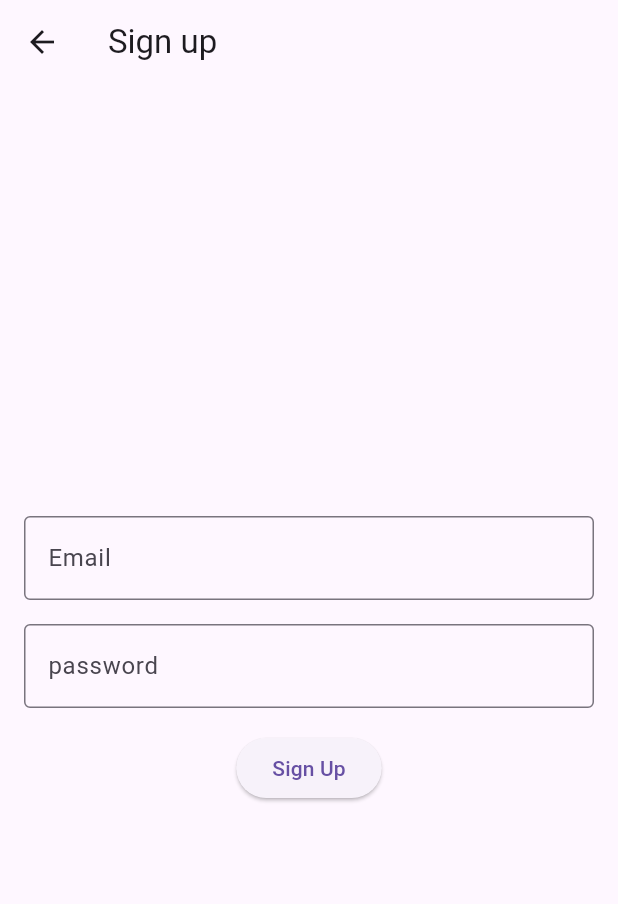
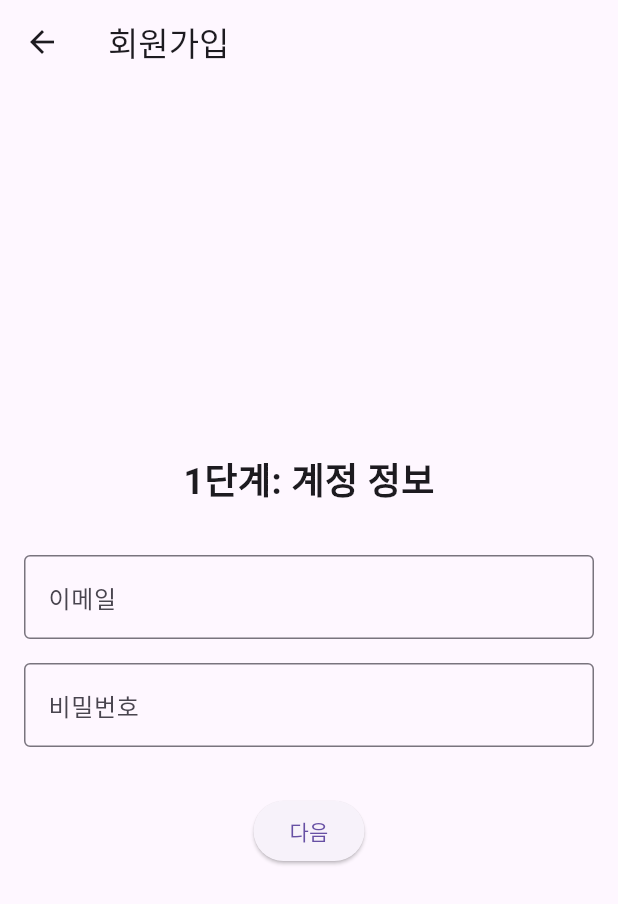
Before and after one commit to gogoJH/firebase_ex, a Flutter app: the screen it shows after launch, after a tap on "Login", after a tap on the "logout" icon, after a tap on "go to Sign Up", on a phone screen of 412 x 824 dp. Shown: the top 904 px of the screen. Run offline on Flutter 3.47's test engine with Material 3 defaults, Android fonts, the phone set to English and light mode, and no system bars; our stand-ins replace cloud_firestore, firebase_auth, firebase_core, get; accounts and stored records are empty; generated files the repository leaves out were written again; network calls fail.

Commit message:
feat. 회원가입 시 유저정보 추가.

```diff
--- a/lib/controllers/auth_controller.dart
+++ b/lib/controllers/auth_controller.dart
@@ -1,10 +1,15 @@
 import 'package:get/get.dart';
 import 'package:firebase_auth/firebase_auth.dart';
+import 'package:cloud_firestore/cloud_firestore.dart';
 
 class AuthController extends GetxController {
   final FirebaseAuth _auth = FirebaseAuth.instance;
+  final FirebaseFirestore _firestore = FirebaseFirestore.instance;
 
   Rx<User?> user = Rx<User?>(null);
+
+  // 사용자 추가 정보를 저장할 변수
+  final Rx<Map<String, dynamic>> userAdditionalInfo = Rx<Map<String, dynamic>>({});
 
   @override
   void onInit() {
@@ -15,6 +20,7 @@ class AuthController extends GetxController {
   Future<void> signIn(String email, String password) async {
     try {
       await _auth.signInWithEmailAndPassword(email: email, password: password);
+      await _loadUserInfo();
       Get.snackbar('로그인 성공', '즐거운 시간 보내슈!');
       Get.offAllNamed('/home');
     } catch (e) {
@@ -22,19 +28,90 @@ class AuthController extends GetxController {
     }
   }
 
-  Future<void> signUp(String email, String password) async {
+  Future<void> signUp({
+    required String email,
+    required String password,
+    required String name,
+    required DateTime birthDate,
+    required String phone,
+  }) async {
     try {
-      await _auth.createUserWithEmailAndPassword(
-          email: email, password: password);
+      UserCredential userCredential = await _auth.createUserWithEmailAndPassword(
+        email: email,
+        password: password,
+      );
+
+      await _firestore.collection('users').doc(userCredential.user!.uid).set({
+        'name': name,
+        'birthDate': Timestamp.fromDate(birthDate),
+        'phone': phone,
+        'email': email,
+        'createdAt': FieldValue.serverTimestamp(),
+      });
+
       Get.snackbar('가입 성공', '로그인 해보슈');
+      Get.offAllNamed('/login');
+    } on FirebaseAuthException catch (e) {
+      if (e.code == 'email-already-in-use') {
+        Get.snackbar(
+          '회원가입 실패',
+          '이미 사용 중인 이메일입니다. 다른 이메일을 사용해주세요.',
+          duration: const Duration(seconds: 3),
+          backgroundColor: Colors.red.withOpacity(0.2),
+        );
+      } else if (e.code == 'weak-password') {
+        Get.snackbar(
+          '회원가입 실패',
+          '비밀번호가 너무 약합니다. 더 강력한 비밀번호를 사용해주세요.',
+          duration: const Duration(seconds: 3),
+          backgroundColor: Colors.red.withOpacity(0.2),
+        );
+      } else if (e.code == 'invalid-email') {
+        Get.snackbar(
+          '회원가입 실패',
+          '유효하지 않은 이메일 형식입니다.',
+          duration: const Duration(seconds: 3),
+          backgroundColor: Colors.red.withOpacity(0.2),
+        );
+      } else {
+        Get.snackbar(
+          '회원가입 실패',
+          '회원가입 중 오류가 발생했습니다.',
+          duration: const Duration(seconds: 3),
+          backgroundColor: Colors.red.withOpacity(0.2),
+        );
+      }
+      print('회원가입 실패: ${e.code}');
     } catch (e) {
-      Get.snackbar('아차차!', '가입 실패했네유');
+      Get.snackbar(
+        '오류',
+        '알 수 없는 오류가 발생했습니다.',
+        duration: const Duration(seconds: 3),
+        backgroundColor: Colors.red.withOpacity(0.2),
+      );
+      print('기타 오류: $e');
+    }
+  }
+
+  Future<void> _loadUserInfo() async {
+    if (user.value != null) {
+      try {
+        final doc = await _firestore.collection('users').doc(user.value!.uid).get();
+        if (doc.exists) {
+          userAdditionalInfo.value = doc.data() ?? {};
+        }
+      } catch (e) {
+        print('사용자 정보 로드 실패: $e');
+      }
+    } else {
+      userAdditionalInfo.value = {};
     }
   }
 
   Future<void> signOut() async {
     try {
       await _auth.signOut();
+      userAdditionalInfo.value = {};
       Get.offAllNamed('/login');
       Get.snackbar('로그아웃', '다음에 또 만나요!');
     } catch (e) {
--- a/lib/screens/signup_screen.dart
+++ b/lib/screens/signup_screen.dart
@@ -6,48 +6,177 @@ class SignupScreen extends StatelessWidget {
   SignupScreen({super.key});
 
   final AuthController authController = Get.find<AuthController>();
+  final PageController pageController = PageController();
+
+  // 각 단계별 컨트롤러
   final TextEditingController emailController = TextEditingController();
   final TextEditingController passwordController = TextEditingController();
+  final TextEditingController nameController = TextEditingController();
+  final TextEditingController phoneController = TextEditingController();
 
-  void handleSignUp() async {
-    await authController.signUp(emailController.text, passwordController.text);
-    Get.offAllNamed('/login');
+  // 생년월일 상태 관리
+  final Rx<DateTime> selectedDate = DateTime.now().obs;
+
+  Future<void> handleSignUp() async {
+    await authController.signUp(
+      email: emailController.text,
+      password: passwordController.text,
+      name: nameController.text,
+      birthDate: selectedDate.value,
+      phone: phoneController.text,
+    );
+  }
+
+  Future<void> _selectDate(BuildContext context) async {
+    final DateTime? picked = await showDatePicker(
+      context: context,
+      initialDate: selectedDate.value,
+      firstDate: DateTime(1900),
+      lastDate: DateTime.now(),
+    );
+    if (picked != null) {
+      selectedDate.value = picked;
+    }
   }
 
   @override
   Widget build(BuildContext context) {
     return Scaffold(
       appBar: AppBar(
-        title: const Text('Sign up'),
+        title: const Text('회원가입'),
       ),
-      body: Padding(
+      body: PageView(
+        controller: pageController,
+        physics: const NeverScrollableScrollPhysics(),
+        children: [
+          // 1단계: 이메일/비밀번호
+          Padding(
             padding: const EdgeInsets.all(16.0),
             child: Column(
               mainAxisAlignment: MainAxisAlignment.center,
               children: [
+                const Text(
+                  '1단계: 계정 정보',
+                  style: TextStyle(fontSize: 24, fontWeight: FontWeight.bold),
+                ),
+                const SizedBox(height: 32),
                 TextField(
                   controller: emailController,
                   decoration: const InputDecoration(
-                  labelText: 'Email', border: OutlineInputBorder()),
+                    labelText: '이메일',
+                    border: OutlineInputBorder(),
                   ),
-            const SizedBox(
-              height: 16.0,
                 ),
+                const SizedBox(height: 16),
                 TextField(
                   controller: passwordController,
+                  obscureText: true,
                   decoration: const InputDecoration(
-                  labelText: 'password', border: OutlineInputBorder()),
+                    labelText: '비밀번호',
+                    border: OutlineInputBorder(),
                   ),
-            const SizedBox(
-              height: 16.0,
+                ),
+                const SizedBox(height: 32),
+                ElevatedButton(
+                  onPressed: () => pageController.nextPage(
+                    duration: const Duration(milliseconds: 300),
+                    curve: Curves.easeInOut,
+                  ),
+                  child: const Text('다음'),
+                ),
+              ],
+            ),
+          ),
+
+          // 2단계: 이름
+          Padding(
+            padding: const EdgeInsets.all(16.0),
+            child: Column(
+              mainAxisAlignment: MainAxisAlignment.center,
+              children: [
+                const Text(
+                  '2단계: 개인 정보',
+                  style: TextStyle(fontSize: 24, fontWeight: FontWeight.bold),
+                ),
+                const SizedBox(height: 32),
+                TextField(
+                  controller: nameController,
+                  decoration: const InputDecoration(
+                    labelText: '이름',
+                    border: OutlineInputBorder(),
+                  ),
+                ),
+                const SizedBox(height: 32),
+                Row(
+                  mainAxisAlignment: MainAxisAlignment.spaceBetween,
+                  children: [
+                    TextButton(
+                      onPressed: () => pageController.previousPage(
+                        duration: const Duration(milliseconds: 300),
+                        curve: Curves.easeInOut,
+                      ),
+                      child: const Text('이전'),
                     ),
                     ElevatedButton(
-                onPressed: () {
-                  handleSignUp();
-                },
-                child: const Text('Sign Up'))
+                      onPressed: () => pageController.nextPage(
+                        duration: const Duration(milliseconds: 300),
+                        curve: Curves.easeInOut,
+                      ),
+                      child: const Text('다음'),
+                    ),
                   ],
                 ),
+              ],
+            ),
+          ),
+
+          // 3단계: 생년월일과 전화번호
+          Padding(
+            padding: const EdgeInsets.all(16.0),
+            child: Column(
+              mainAxisAlignment: MainAxisAlignment.center,
+              children: [
+                const Text(
+                  '3단계: 추가 정보',
+                  style: TextStyle(fontSize: 24, fontWeight: FontWeight.bold),
+                ),
+                const SizedBox(height: 32),
+                Obx(() => OutlinedButton(
+                      onPressed: () => _selectDate(context),
+                      child: Text(
+                        '생년월일: ${selectedDate.value.year}-${selectedDate.value.month}-${selectedDate.value.day}',
+                      ),
+                    )),
+                const SizedBox(height: 16),
+                TextField(
+                  controller: phoneController,
+                  decoration: const InputDecoration(
+                    labelText: '전화번호',
+                    border: OutlineInputBorder(),
+                  ),
+                  keyboardType: TextInputType.phone,
+                ),
+                const SizedBox(height: 32),
+                Row(
+                  mainAxisAlignment: MainAxisAlignment.spaceBetween,
+                  children: [
+                    TextButton(
+                      onPressed: () => pageController.previousPage(
+                        duration: const Duration(milliseconds: 300),
+                        curve: Curves.easeInOut,
+                      ),
+                      child: const Text('이전'),
+                    ),
+                    ElevatedButton(
+                      onPressed: handleSignUp,
+                      child: const Text('가입하기'),
+                    ),
+                  ],
+                ),
+              ],
+            ),
+          ),
+        ],
       ),
     );
   }
```
Lines whose indentation alone changed are shown as unchanged.
